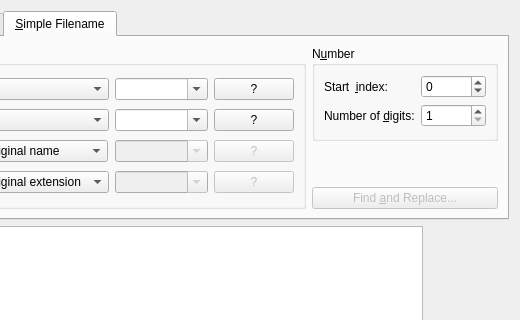
Before: the Qt Designer form src/krenamefilename.ui in KDE/krename, drawn with Qt 5; both pictures show x 138 to 658 and y 0 to 320 of the 658 by 528 pixel window.
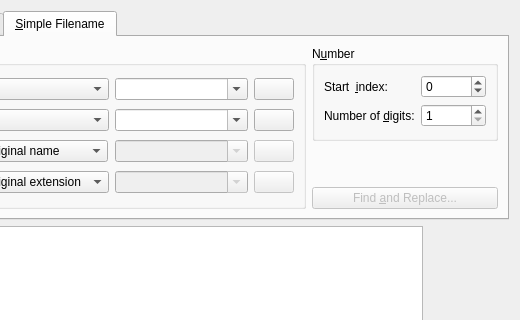
After: the same form once the commit is applied. Custom widgets are drawn as their Qt base class.

Commit message: ADDED: Icons to user interface

The edit to the form file:
```diff
--- a/src/krenamefilename.ui
+++ b/src/krenamefilename.ui
@@ -322,7 +322,7 @@
                <bool>false</bool>
               </property>
               <property name="text" >
-               <string>?</string>
+               <string/>
               </property>
              </widget>
             </item>
@@ -332,7 +332,7 @@
                <bool>false</bool>
               </property>
               <property name="text" >
-               <string>?</string>
+               <string/>
               </property>
              </widget>
             </item>
@@ -406,7 +406,7 @@
             <item row="1" column="3" >
              <widget class="QPushButton" name="buttonHelp2" >
               <property name="text" >
-               <string>?</string>
+               <string/>
               </property>
              </widget>
             </item>
@@ -457,7 +457,7 @@
             <item row="0" column="3" >
              <widget class="QPushButton" name="buttonHelp1" >
               <property name="text" >
-               <string>?</string>
+               <string/>
               </property>
              </widget>
             </item>
```
The commit also changes 6 other files.
